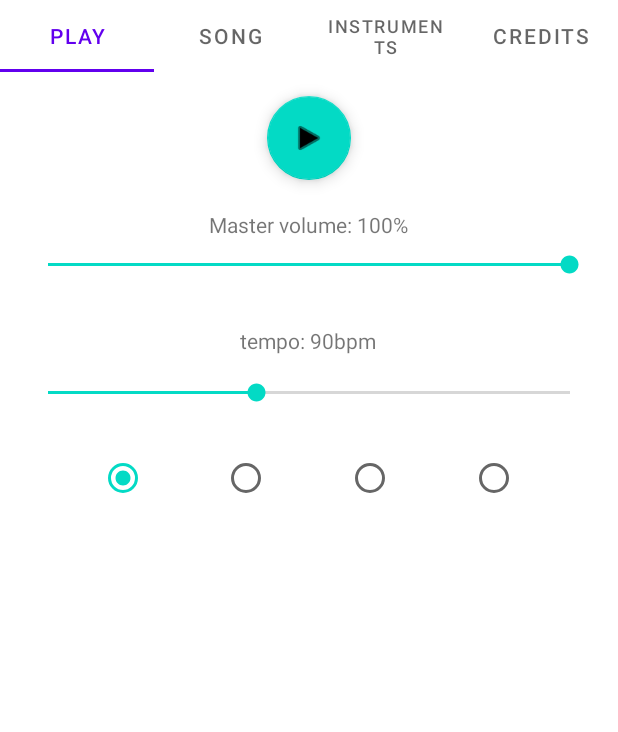
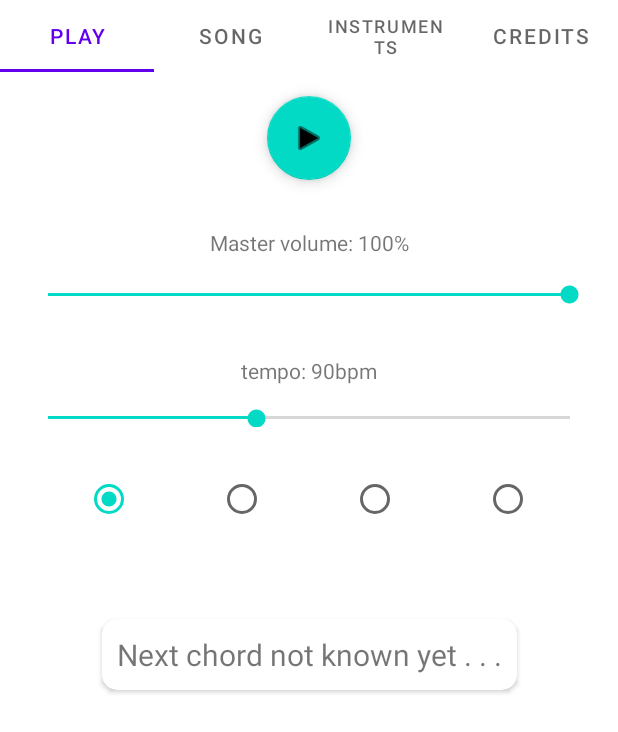
Before and after one commit to biosfood/music-app, an Android app: the screen it shows after launch (MainActivity), on a phone screen of 412 x 824 dp. Shown: the top 732 px of the screen. Run offline under Robolectric (Android 15) with nearby library versions, the phone set to English and light mode, and no system bars; 3 statements that could not run were skipped.

Commit message:
add preview for the first chord of the upcoming phrase

```diff
--- a/app/src/main/java/com/lukas/music/ui/fragments/SongFragment.kt
+++ b/app/src/main/java/com/lukas/music/ui/fragments/SongFragment.kt
@@ -52,13 +52,15 @@ class SongFragment : Fragment(), AdapterView.OnItemSelectedListener {
             for (chord in phrase) {
                 val card = CardView(binding.root.context)
                 card.radius = 10f
-                card.layoutParams = layout
+                card.layoutParams = tableRowLayout
                 card.setOnClickListener {
                     EditChordFragment(chord, this).showNow(childFragmentManager, "")
                 }
                 val text = TextView(binding.root.context)
                 text.text = chord.toString(displayChordNames, Song.currentSong.root)
-                text.layoutParams = layout
+                text.textAlignment = TextView.TEXT_ALIGNMENT_CENTER
+                text.layoutParams = tableRowLayout
+                text.textSize = 20f
                 card.addView(text)
                 row.addView(card)
             }
@@ -75,7 +77,7 @@ class SongFragment : Fragment(), AdapterView.OnItemSelectedListener {
     }
 
     companion object {
-        val layout = TableRow.LayoutParams(
+        val tableRowLayout = TableRow.LayoutParams(
             TableRow.LayoutParams.MATCH_PARENT,
             TableRow.LayoutParams.MATCH_PARENT
         )
@@ -85,7 +87,7 @@ class SongFragment : Fragment(), AdapterView.OnItemSelectedListener {
         )
 
         init {
-            layout.setMargins(10)
+            tableRowLayout.setMargins(10)
         }
     }
 
--- a/app/src/main/res/layout/fragment_play.xml
+++ b/app/src/main/res/layout/fragment_play.xml
@@ -1,37 +1,22 @@
 <?xml version="1.0" encoding="utf-8"?>
-<FrameLayout xmlns:android="http://schemas.android.com/apk/res/android"
+<androidx.constraintlayout.widget.ConstraintLayout xmlns:android="http://schemas.android.com/apk/res/android"
     xmlns:app="http://schemas.android.com/apk/res-auto"
     xmlns:tools="http://schemas.android.com/tools"
     android:layout_width="match_parent"
     android:layout_height="match_parent"
     tools:context=".PlayFragment">
 
-    <androidx.constraintlayout.widget.ConstraintLayout
-        android:layout_width="match_parent"
-        android:layout_height="match_parent">
-
-        <TextView
-            android:id="@+id/tempoText"
-            android:layout_width="wrap_content"
+    <RadioGroup
+        android:id="@+id/beatIndicator"
+        android:layout_width="0dp"
         android:layout_height="wrap_content"
         android:layout_marginTop="32dp"
-            android:text="@string/placeholder"
+        android:orientation="horizontal"
         app:layout_constraintEnd_toEndOf="parent"
-            app:layout_constraintHorizontal_bias="0.498"
         app:layout_constraintStart_toStartOf="parent"
-            app:layout_constraintTop_toBottomOf="@+id/masterVolumeSlider" />
-
-        <SeekBar
-            android:id="@+id/tempoSlider"
-            android:layout_width="0dp"
-            android:layout_height="wrap_content"
-            android:layout_marginStart="16dp"
-            android:layout_marginTop="16dp"
-            android:layout_marginEnd="16dp"
-            app:layout_constraintEnd_toEndOf="parent"
-            app:layout_constraintHorizontal_bias="0.0"
-            app:layout_constraintStart_toStartOf="parent"
-            app:layout_constraintTop_toBottomOf="@+id/tempoText" />
+        app:layout_constraintTop_toBottomOf="@+id/tempoSlider"
+        tools:layout_conversion_absoluteHeight="0dp"
+        tools:layout_conversion_absoluteWidth="379dp" />
 
     <com.google.android.material.floatingactionbutton.FloatingActionButton
         android:id="@+id/playButton"
@@ -44,59 +29,103 @@
         app:fabSize="normal"
         app:layout_constraintEnd_toEndOf="parent"
         app:layout_constraintStart_toStartOf="parent"
-            app:layout_constraintTop_toTopOf="parent" />
+        app:layout_constraintTop_toTopOf="parent"
+        tools:layout_conversion_absoluteHeight="56dp"
+        tools:layout_conversion_absoluteWidth="56dp" />
+
+    <TextView
+        android:id="@+id/tempoText"
+        android:layout_width="wrap_content"
+        android:layout_height="wrap_content"
+        android:layout_marginTop="32dp"
+        android:text="@string/placeholder"
+        app:layout_constraintEnd_toEndOf="parent"
+        app:layout_constraintStart_toStartOf="parent"
+        app:layout_constraintTop_toBottomOf="@+id/masterVolumeSlider"
+        tools:layout_conversion_absoluteHeight="19dp"
+        tools:layout_conversion_absoluteWidth="112dp" />
+
+    <SeekBar
+        android:id="@+id/tempoSlider"
+        android:layout_width="0dp"
+        android:layout_height="12dp"
+        android:layout_marginStart="16dp"
+        android:layout_marginTop="16dp"
+        android:layout_marginEnd="16dp"
+        app:layout_constraintEnd_toEndOf="parent"
+        app:layout_constraintStart_toStartOf="parent"
+        app:layout_constraintTop_toBottomOf="@+id/tempoText"
+        tools:layout_conversion_absoluteHeight="18dp"
+        tools:layout_conversion_absoluteWidth="379dp" />
+
+    <TextView
+        android:id="@+id/masterVolumeText"
+        android:layout_width="wrap_content"
+        android:layout_height="wrap_content"
+        android:layout_marginTop="32dp"
+        android:text="@string/placeholder"
+        app:layout_constraintEnd_toEndOf="parent"
+        app:layout_constraintStart_toStartOf="parent"
+        app:layout_constraintTop_toBottomOf="@+id/playButton"
+        tools:layout_conversion_absoluteHeight="19dp"
+        tools:layout_conversion_absoluteWidth="112dp" />
 
     <SeekBar
         android:id="@+id/masterVolumeSlider"
         android:layout_width="0dp"
         android:layout_height="wrap_content"
         android:layout_marginStart="16dp"
-            android:layout_marginTop="8dp"
+        android:layout_marginTop="16dp"
         android:layout_marginEnd="16dp"
         app:layout_constraintEnd_toEndOf="parent"
-            app:layout_constraintHorizontal_bias="0.0"
         app:layout_constraintStart_toStartOf="parent"
-            app:layout_constraintTop_toBottomOf="@+id/masterVolumeText" />
+        app:layout_constraintTop_toBottomOf="@+id/masterVolumeText"
+        tools:layout_conversion_absoluteHeight="18dp"
+        tools:layout_conversion_absoluteWidth="379dp" />
 
-        <TextView
-            android:id="@+id/masterVolumeText"
-            android:layout_width="wrap_content"
-            android:layout_height="wrap_content"
-            android:layout_marginTop="20dp"
-            android:text="@string/placeholder"
-            app:layout_constraintEnd_toEndOf="parent"
-            app:layout_constraintHorizontal_bias="0.498"
-            app:layout_constraintStart_toStartOf="parent"
-            app:layout_constraintTop_toBottomOf="@+id/playButton" />
-
-        <RadioGroup
-            android:id="@+id/beatIndicator"
+    <TableLayout
+        android:id="@+id/phraseTable"
         android:layout_width="0dp"
         android:layout_height="wrap_content"
         android:layout_marginStart="16dp"
         android:layout_marginTop="32dp"
         android:layout_marginEnd="16dp"
-            android:orientation="horizontal"
-            app:layout_constraintEnd_toEndOf="parent"
-            app:layout_constraintHorizontal_bias="0.0"
-            app:layout_constraintStart_toStartOf="parent"
-            app:layout_constraintTop_toBottomOf="@+id/tempoSlider" />
-
-        <TableLayout
-            android:id="@+id/phraseTable"
-            android:layout_width="0dp"
-            android:layout_height="wrap_content"
-            android:layout_marginTop="32dp"
         app:layout_constraintEnd_toEndOf="parent"
         app:layout_constraintStart_toStartOf="parent"
-            app:layout_constraintTop_toBottomOf="@+id/beatIndicator">
+        app:layout_constraintTop_toBottomOf="@+id/beatIndicator"
+        tools:layout_conversion_absoluteHeight="0dp"
+        tools:layout_conversion_absoluteWidth="411dp">
 
         <TableRow
             android:id="@+id/phraseDisplay"
             android:layout_width="match_parent"
-                android:layout_height="match_parent" />
+            android:layout_height="match_parent">
 
+        </TableRow>
     </TableLayout>
 
+    <androidx.cardview.widget.CardView
+        android:id="@+id/nextChordCard"
+        android:layout_width="wrap_content"
+        android:layout_height="wrap_content"
+        android:layout_marginTop="32dp"
+        android:padding="20dp"
+        app:cardCornerRadius="10dp"
+        app:layout_constraintEnd_toEndOf="parent"
+        app:layout_constraintStart_toStartOf="parent"
+        app:layout_constraintTop_toBottomOf="@+id/phraseTable"
+        tools:layout_conversion_absoluteHeight="27dp"
+        tools:layout_conversion_absoluteWidth="258dp">
+
+        <TextView
+            android:id="@+id/nextChordText"
+            android:layout_width="wrap_content"
+            android:layout_height="wrap_content"
+            android:layout_margin="10dp"
+            android:text="Next chord not known yet . . ."
+            android:textSize="20sp"
+            tools:layout_conversion_absoluteHeight="27dp"
+            tools:layout_conversion_absoluteWidth="258dp" />
+    </androidx.cardview.widget.CardView>
+
 </androidx.constraintlayout.widget.ConstraintLayout>
-</FrameLayout>
```
Also changed, not shown: app/src/main/java/com/lukas/music/ui/fragments/PlayFragment.kt (+13 -12 lines), app/src/main/res/values/colors.xml (+10 -0 lines). Lines whose indentation alone changed are shown as unchanged.
